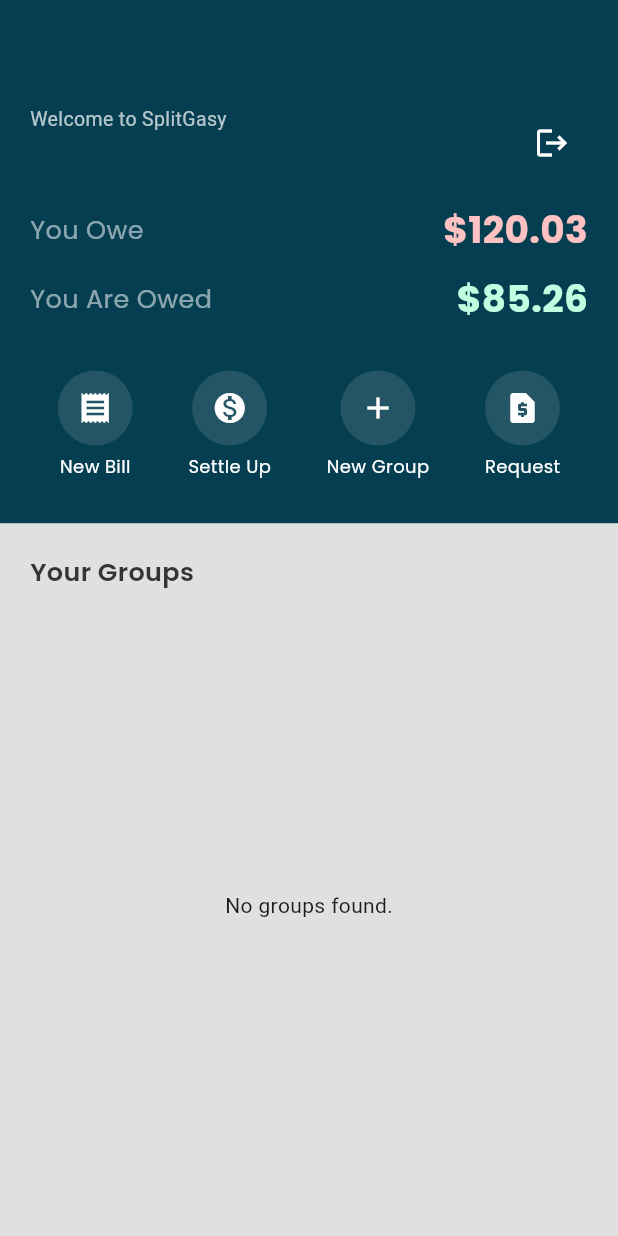
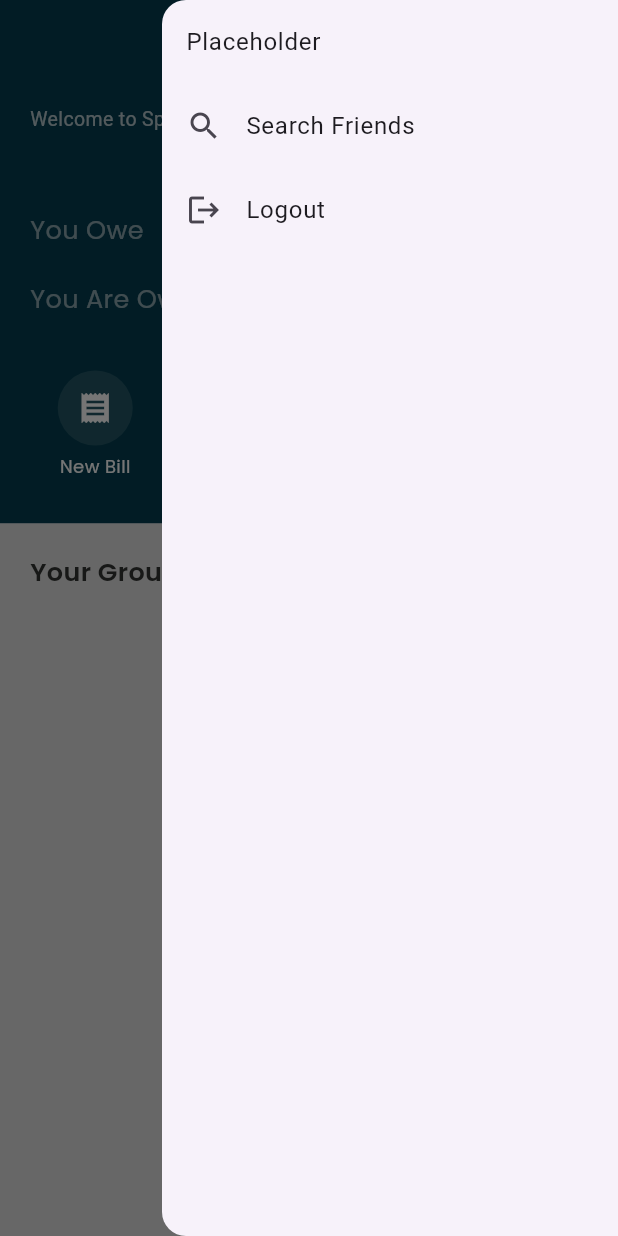
Before and after one commit to KugleBlitz007/SplitGasy, a Flutter app: the HomePage screen opened directly, with the side drawer open (before the commit the screen has no drawer), on a phone screen of 412 x 824 dp. Run offline on Flutter 3.47's test engine with Material 3 defaults, Android fonts, the phone set to English and light mode, and no system bars; our stand-ins replace cloud_firestore, firebase_auth, firebase_core, flutter_dotenv, google_fonts, google_sign_in; accounts and stored records are empty.

Commit message:
Added a Menu button
Changed the logout button to a menu button

```diff
--- a/lib/pages/home_page.dart
+++ b/lib/pages/home_page.dart
@@ -18,6 +18,7 @@ class HomePage extends StatefulWidget {
 
 class _HomePageState extends State<HomePage> {
   final user = FirebaseAuth.instance.currentUser!;
+  final GlobalKey<ScaffoldState> _scaffoldKey = GlobalKey<ScaffoldState>();
 
   // sign out function
   void signOut(BuildContext context) async {
@@ -37,6 +38,32 @@ class _HomePageState extends State<HomePage> {
     final expenseGroups = getSampleGroups();
 
     return Scaffold(
+    key: _scaffoldKey,
+
+    endDrawer: Drawer(
+                      child: ListView(
+                        children: [
+                          ListTile(
+                            title: const Text("Placeholder"),
+                            onTap: (){},
+                          ),
+                          ListTile(
+                            title: Text("Search Friends"),
+                            leading: const Icon(Icons.search),
+                            onTap: (){},
+                          ),
+                      ListTile(
+                        title: const Text("Logout"),
+                        leading: const Icon(Icons.logout),
+                        onTap: () {
+                          Navigator.pop(context);
+                          signOut(context);
+                        },
+                      ),
+                    ],
+                  ),
+                ),
+
       body: Column(
         children: [
           // Top part
@@ -73,10 +100,15 @@ class _HomePageState extends State<HomePage> {
                         // const SizedBox(height: 3),
                       ],
                     ),
+
                     IconButton(
-                      icon: const Icon(Icons.logout, color: Colors.white),
-                      onPressed: () => signOut(context),
+                      icon: const Icon(Icons.menu, color: Colors.white),
+                      //onPressed: () => signOut(context),
+                      onPressed:() {
+                      _scaffoldKey.currentState?.openEndDrawer();
+                      },
                     ),
+
                   ],
                 ),
 
```
